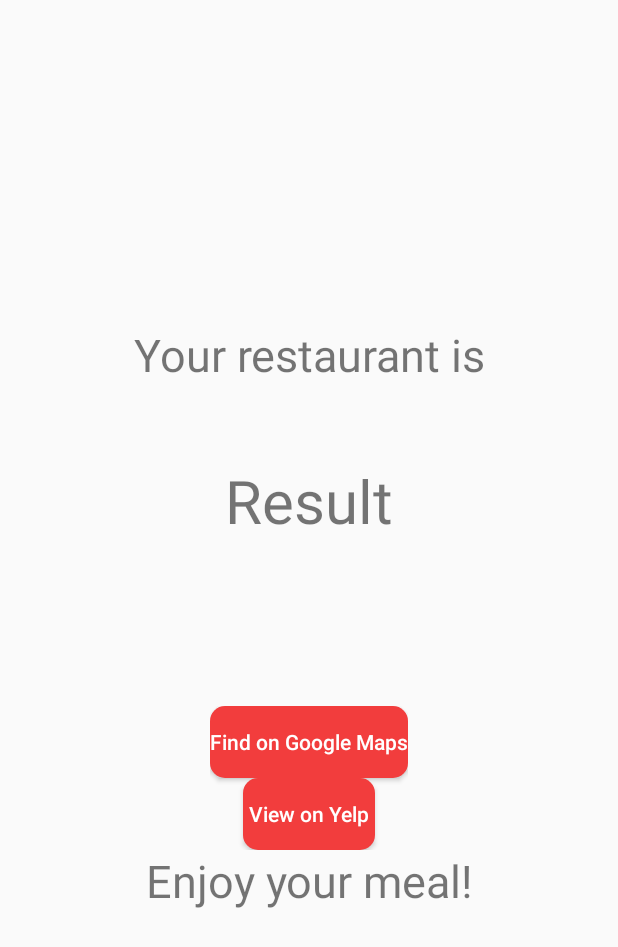
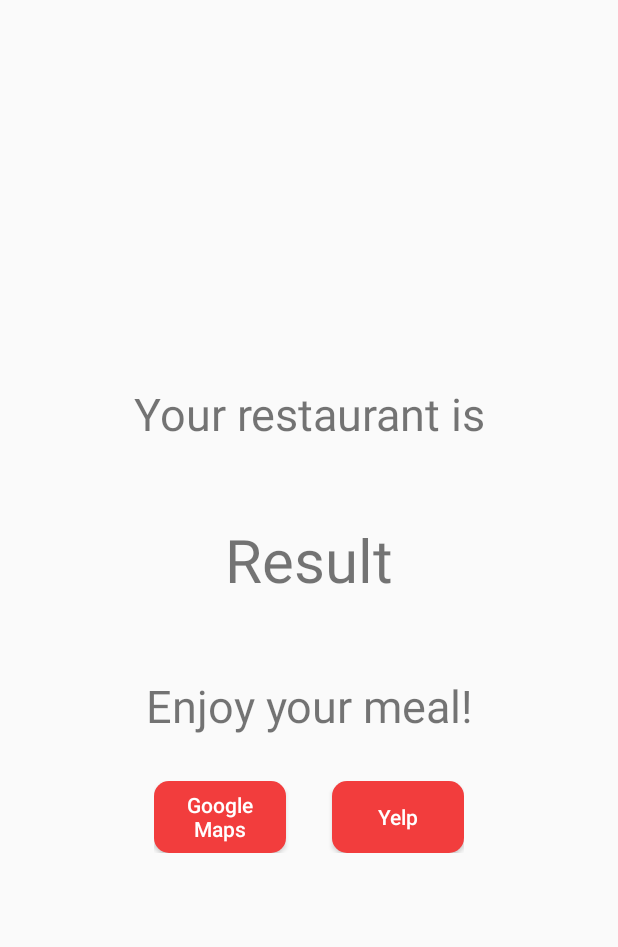
Before and after one commit to jpachev/cs356-pickaplace, an Android app: the layout final_result.xml on its own in the app's theme, with its tools: preview values and no code run, on a phone screen of 412 x 824 dp. Shown: the top 947 px of the screen. Run offline under Robolectric (Android 15) with nearby library versions, the phone set to English and light mode, and no system bars.

Commit message:
more formatting

```diff
--- a/PickAPlace/app/src/main/res/layout/final_result.xml
+++ b/PickAPlace/app/src/main/res/layout/final_result.xml
@@ -26,32 +26,6 @@
         android:layout_marginTop="50dp"
         android:layout_marginBottom="50dp"
         android:text="Result" />
-    <LinearLayout
-        android:layout_width="wrap_content"
-        android:layout_height="wrap_content"
-        android:orientation="vertical"
-        android:layout_gravity="center"
-        android:gravity="center"
-        android:layout_marginTop="60dp">
-        <Button
-            android:id="@+id/final_button"
-            android:layout_width="wrap_content"
-            android:layout_height="wrap_content"
-            android:background="@drawable/button"
-            android:text="Find on Google Maps"
-            android:textSize="14sp"
-            android:textAllCaps="false"
-            android:textColor="#FFFFFF" />
-        <Button
-            android:id="@+id/yelp_button"
-            android:layout_width="wrap_content"
-            android:layout_height="wrap_content"
-            android:background="@drawable/button"
-            android:text="View on Yelp"
-            android:textSize="14sp"
-            android:textAllCaps="false"
-            android:textColor="#FFFFFF" />
-    </LinearLayout>
 
     <TextView
         android:layout_height="wrap_content"
@@ -63,5 +37,35 @@
         android:paddingRight="50dp"
         android:text="Enjoy your meal!" />
 
+    <LinearLayout
+        android:layout_width="wrap_content"
+        android:layout_height="wrap_content"
+        android:orientation="horizontal"
+        android:layout_gravity="center"
+        android:layout_marginTop="30dp"
+        android:gravity="center">
+        <Button
+            android:id="@+id/final_button"
+            android:layout_width="wrap_content"
+            android:layout_height="wrap_content"
+            android:background="@drawable/button"
+            android:text="Google\nMaps"
+            android:layout_marginRight="15dp"
+            android:textSize="14sp"
+            android:textAllCaps="false"
+            android:textColor="#FFFFFF" />
+        <Button
+            android:id="@+id/yelp_button"
+            android:layout_width="wrap_content"
+            android:layout_height="wrap_content"
+            android:background="@drawable/button"
+            android:layout_marginLeft="15dp"
+            android:text="Yelp"
+            android:textSize="14sp"
+            android:textAllCaps="false"
+            android:textColor="#FFFFFF" />
+    </LinearLayout>
+
+
 
 </LinearLayout>
```
